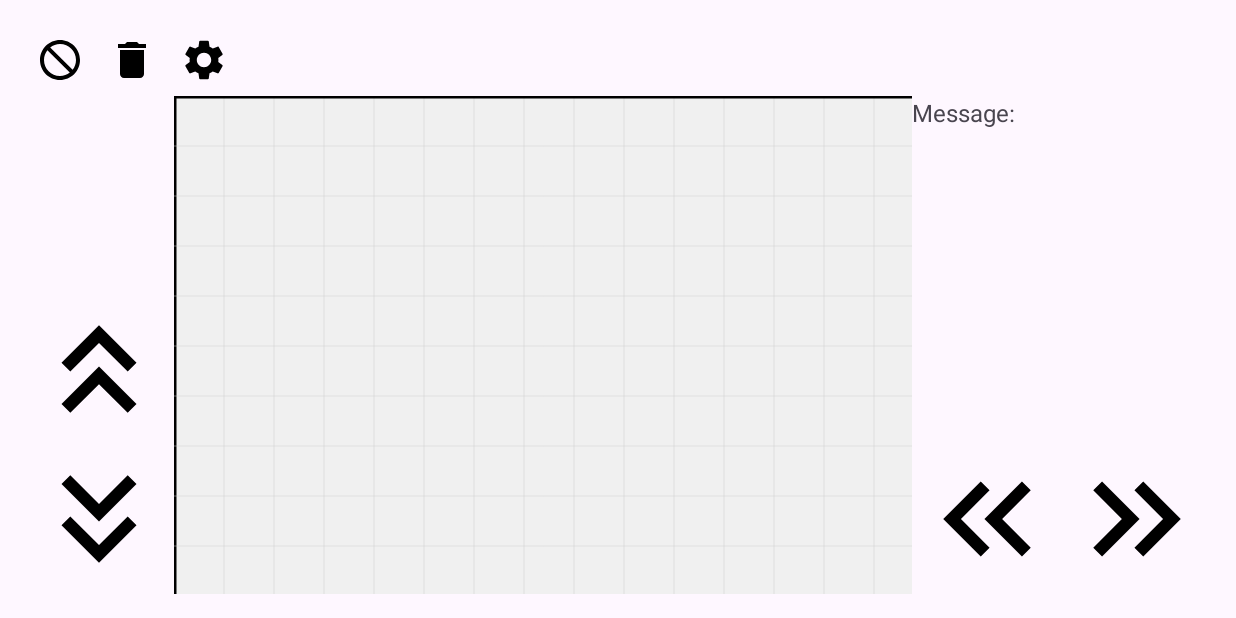
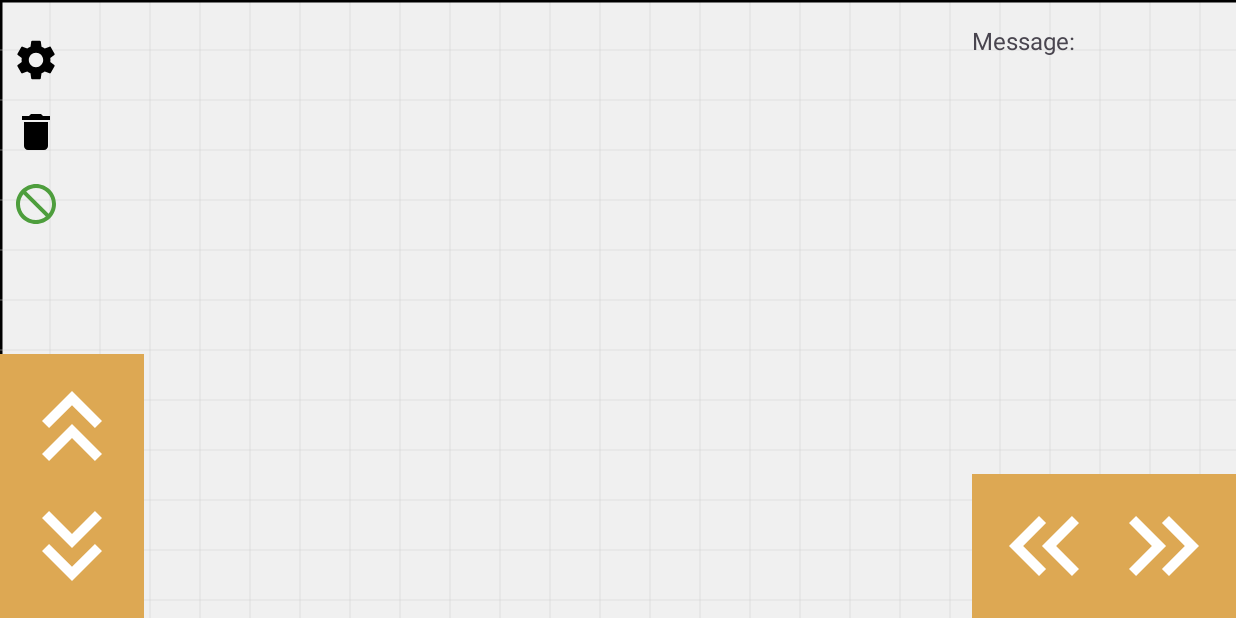
Before and after one commit to datdev1/BTL_He_Thong_Nhung, an Android app: the screen it shows after launch (MainActivity), on a phone screen of 824 x 412 dp (held sideways). Run offline under Robolectric (Android 15) with nearby library versions, the phone set to English and light mode, and no system bars; 4 statements that could not run were skipped.

Commit message:
update UI

```diff
--- a/VaxRobot/app/src/main/res/layout/activity_main.xml
+++ b/VaxRobot/app/src/main/res/layout/activity_main.xml
@@ -5,34 +5,33 @@
     android:id="@+id/main"
     android:layout_width="match_parent"
     android:layout_height="match_parent"
-    android:padding="16dp"
     tools:context=".MainActivity">
 
     <com.b21dccn216.vaxrobot.View.MapView
         android:id="@+id/map_view"
         android:layout_width="0dp"
         android:layout_height="0dp"
-        app:layout_constraintTop_toBottomOf="@+id/topPanel"
-        app:layout_constraintStart_toEndOf="@id/upDown"
-        app:layout_constraintEnd_toStartOf="@+id/leftRight"
+        app:layout_constraintTop_toTopOf="parent"
+        app:layout_constraintEnd_toEndOf="parent"
+        app:layout_constraintStart_toStartOf="parent"
         app:layout_constraintBottom_toBottomOf="parent"
         android:background="#f0f0f0"/>
 
 
     <LinearLayout
         android:id="@+id/topPanel"
-        android:orientation="horizontal"
+        android:layout_width="wrap_content"
+        android:layout_height="wrap_content"
+        android:orientation="vertical"
+        android:layout_marginTop="16dp"
         app:layout_constraintTop_toTopOf="parent"
-        app:layout_constraintEnd_toEndOf="parent"
         app:layout_constraintStart_toStartOf="parent"
-        android:gravity="center_vertical"
-        android:layout_width="match_parent"
-        android:layout_height="wrap_content">
-        <ImageView
-            android:id="@+id/status"
+        android:gravity="center_vertical">
+        <View
+            android:id="@+id/setting"
             android:layout_width="32dp"
             android:layout_height="32dp"
-            android:src="@drawable/baseline_do_not_disturb_24"
+            android:background="@drawable/baseline_settings_24"
             android:layout_margin="8dp"
             />
         <View
@@ -42,13 +41,13 @@
             android:background="@drawable/baseline_delete_24"
             android:layout_margin="8dp"
             />
-        <View
-            android:id="@+id/setting"
+        <ImageView
+            android:id="@+id/status"
             android:layout_width="32dp"
             android:layout_height="32dp"
-            android:background="@drawable/baseline_settings_24"
+            android:src="@drawable/baseline_do_not_disturb_24"
             android:layout_margin="8dp"
-        />
+            app:tint="@color/greenColor" />
     </LinearLayout>
 
 
@@ -56,8 +55,9 @@
         android:id="@+id/messages"
         android:layout_width="0dp"
         android:layout_height="0dp"
-        app:layout_constraintStart_toEndOf="@+id/map_view"
-        app:layout_constraintTop_toBottomOf="@+id/topPanel"
+        android:layout_marginTop="16dp"
+        app:layout_constraintStart_toStartOf="@+id/leftRight"
+        app:layout_constraintTop_toTopOf="parent"
         app:layout_constraintBottom_toTopOf="@+id/leftRight"
         app:layout_constraintEnd_toEndOf="parent"
         android:text="Message: "
@@ -75,18 +75,22 @@
 
         <LinearLayout
             android:layout_width="wrap_content"
+            android:padding="8dp"
+            android:background="@color/beigeColor"
             android:layout_height="wrap_content"
             android:orientation="horizontal">
             <View
                 android:background="@drawable/baseline_keyboard_double_arrow_left_24"
-                android:layout_width="100dp"
-                android:layout_height="100dp"
+                android:layout_width="80dp"
+                android:layout_height="80dp"
+                android:backgroundTint="@color/whiteColor"
                 android:text="left"
                 android:id="@+id/left"/>
             <View
                 android:background="@drawable/baseline_keyboard_double_arrow_right_24"
-                android:layout_width="100dp"
-                android:layout_height="100dp"
+                android:layout_width="80dp"
+                android:layout_height="80dp"
+                android:backgroundTint="@color/whiteColor"
                 android:text="right"
                 android:id="@+id/right"/>
         </LinearLayout>
@@ -96,19 +100,23 @@
         android:id="@+id/upDown"
         android:layout_width="wrap_content"
         android:layout_height="wrap_content"
+        android:padding="8dp"
+        android:background="@color/beigeColor"
         app:layout_constraintStart_toStartOf="parent"
         app:layout_constraintBottom_toBottomOf="parent"
         android:orientation="vertical"
         >
         <View
             android:background="@drawable/baseline_keyboard_double_arrow_up_24"
-            android:layout_width="100dp"
-            android:layout_height="100dp"
+            android:layout_width="80dp"
+            android:layout_height="80dp"
+            android:backgroundTint="@color/whiteColor"
             android:id="@+id/up"/>
         <View
             android:background="@drawable/baseline_keyboard_double_arrow_down_24"
-            android:layout_width="100dp"
-            android:layout_height="100dp"
+            android:layout_width="80dp"
+            android:layout_height="80dp"
+            android:backgroundTint="@color/whiteColor"
             android:text="down"
             android:id="@+id/down"/>
     </LinearLayout>
```
